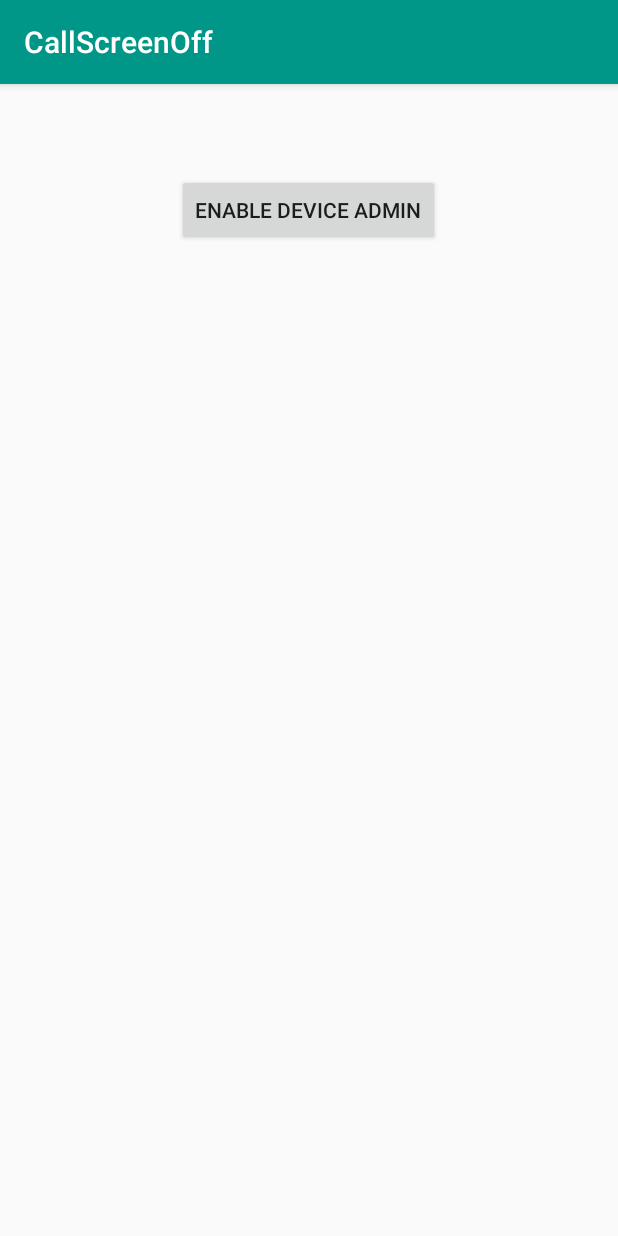
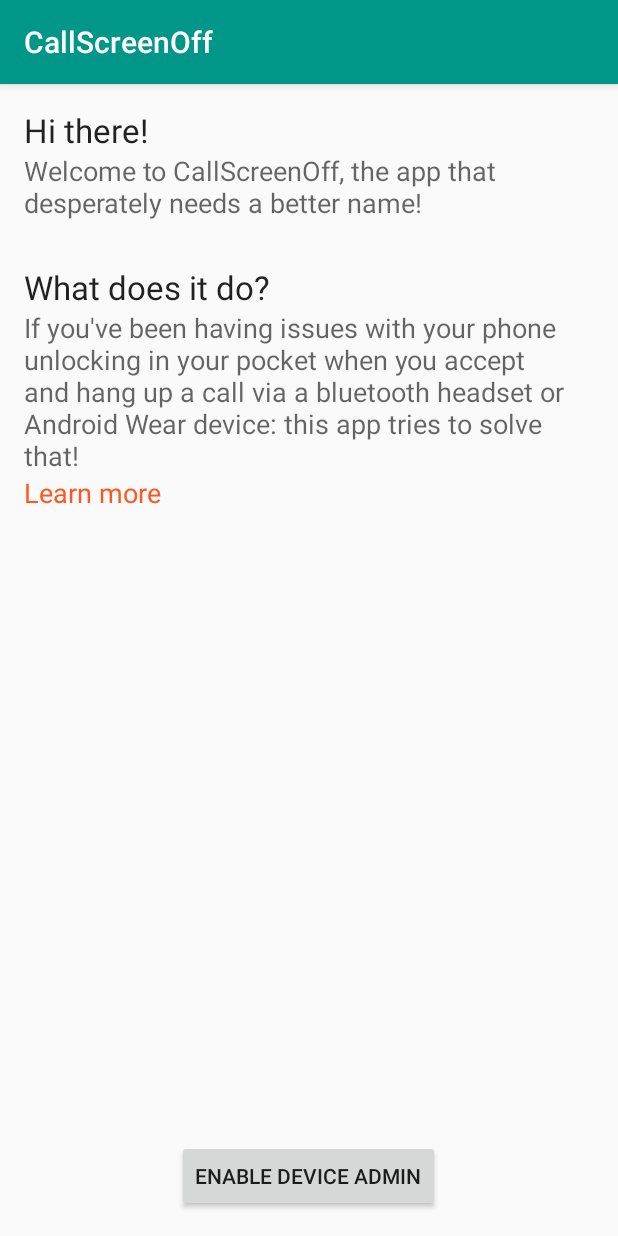
Before and after one commit to rejhgadellaa/CallScreenOff, an Android app: the screen it shows after launch (CsoActivity), on a phone screen of 412 x 824 dp. Run offline under Robolectric (Android 15) with nearby library versions, the phone set to English and light mode, and no system bars.

Commit message:
New icon, bit more text in activity and tweaked installer batch file

```diff
--- a/android/com.rejh.callscreenoff/app/src/main/res/layout/activity_cso.xml
+++ b/android/com.rejh.callscreenoff/app/src/main/res/layout/activity_cso.xml
@@ -11,7 +11,68 @@
         android:layout_height="wrap_content"
         android:text="Enable Device Admin"
         android:id="@+id/button"
+        android:layout_alignParentBottom="true"
+        android:layout_centerHorizontal="true" />
+
+    <TextView
+        android:layout_width="wrap_content"
+        android:layout_height="wrap_content"
+        android:textAppearance="?android:attr/textAppearanceMedium"
+        android:text="Welcome to CallScreenOff, the app that desperately needs a better name!"
+        android:id="@+id/textView2"
+        android:layout_below="@+id/textView"
+        android:layout_alignParentLeft="true"
+        android:layout_alignParentStart="true" />
+
+    <TextView
+        android:layout_width="wrap_content"
+        android:layout_height="wrap_content"
+        android:textAppearance="?android:attr/textAppearanceLarge"
+        android:id="@+id/textView3"
+        android:layout_below="@+id/textView2"
+        android:layout_alignParentLeft="true"
+        android:layout_alignParentStart="true" />
+
+    <TextView
+        android:layout_width="wrap_content"
+        android:layout_height="wrap_content"
+        android:textAppearance="?android:attr/textAppearanceLarge"
+        android:text="What does it do?"
+        android:id="@+id/textView4"
+        android:layout_below="@+id/textView3"
+        android:layout_toEndOf="@+id/textView3"
+        android:layout_alignParentLeft="true"
+        android:layout_alignParentStart="true" />
+
+    <TextView
+        android:layout_width="wrap_content"
+        android:layout_height="wrap_content"
+        android:textAppearance="?android:attr/textAppearanceMedium"
+        android:text="If you&apos;ve been having issues with your phone unlocking in your pocket when you accept and hang up a call via a bluetooth headset or Android Wear device: this app tries to solve that!"
+        android:id="@+id/textView5"
+        android:layout_below="@+id/textView4"
+        android:layout_alignParentLeft="true"
+        android:layout_alignParentStart="true" />
+
+    <TextView
+        android:layout_width="wrap_content"
+        android:layout_height="wrap_content"
+        android:textAppearance="?android:attr/textAppearanceLarge"
+        android:text="Hi there!"
+        android:id="@+id/textView"
         android:layout_alignParentTop="true"
-        android:layout_centerHorizontal="true"
-        android:layout_marginTop="44dp" />
+        android:layout_alignParentLeft="true"
+        android:layout_alignParentStart="true" />
+
+    <TextView
+        android:layout_width="wrap_content"
+        android:layout_height="wrap_content"
+        android:textAppearance="?android:attr/textAppearanceMedium"
+        android:text="Learn more"
+        android:id="@+id/textView7_learnmore"
+        android:layout_alignParentLeft="true"
+        android:layout_alignParentStart="true"
+        android:textColor="#FF5722"
+        android:layout_below="@+id/textView5" />
+
 </RelativeLayout>
```
Also changed, not shown: android/com.rejh.callscreenoff/app/src/main/res/mipmap-hdpi/ic_launcher.png, android/com.rejh.callscreenoff/app/src/main/res/mipmap-mdpi/ic_launcher.png, android/com.rejh.callscreenoff/app/src/main/res/mipmap-xhdpi/ic_launcher.png, android/com.rejh.callscreenoff/app/src/main/res/mipmap-xxhdpi/ic_launcher.png, android/com.rejh.callscreenoff/app/src/main/res/mipmap-xxxhdpi/ic_launcher.png, 2 other files.
